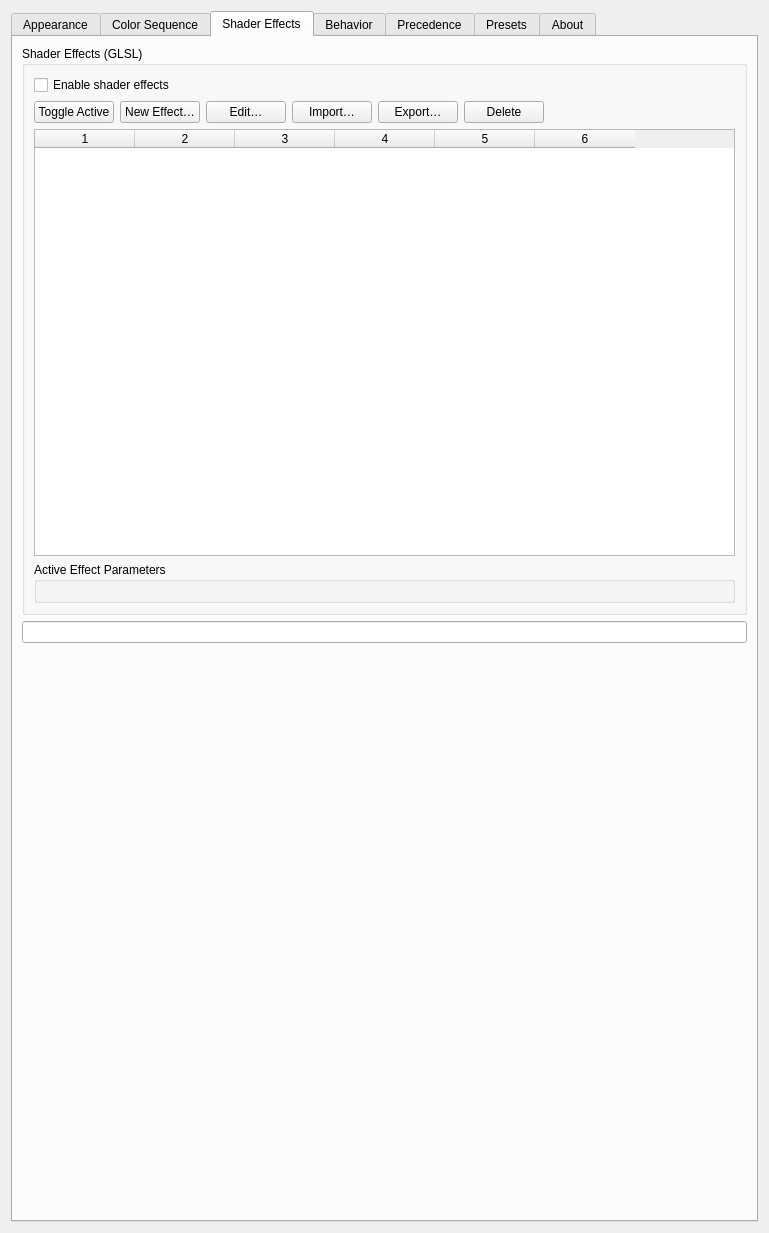
Old version of the form activewindowoutline_config.ui in the repository gmalinowski/LeapK.
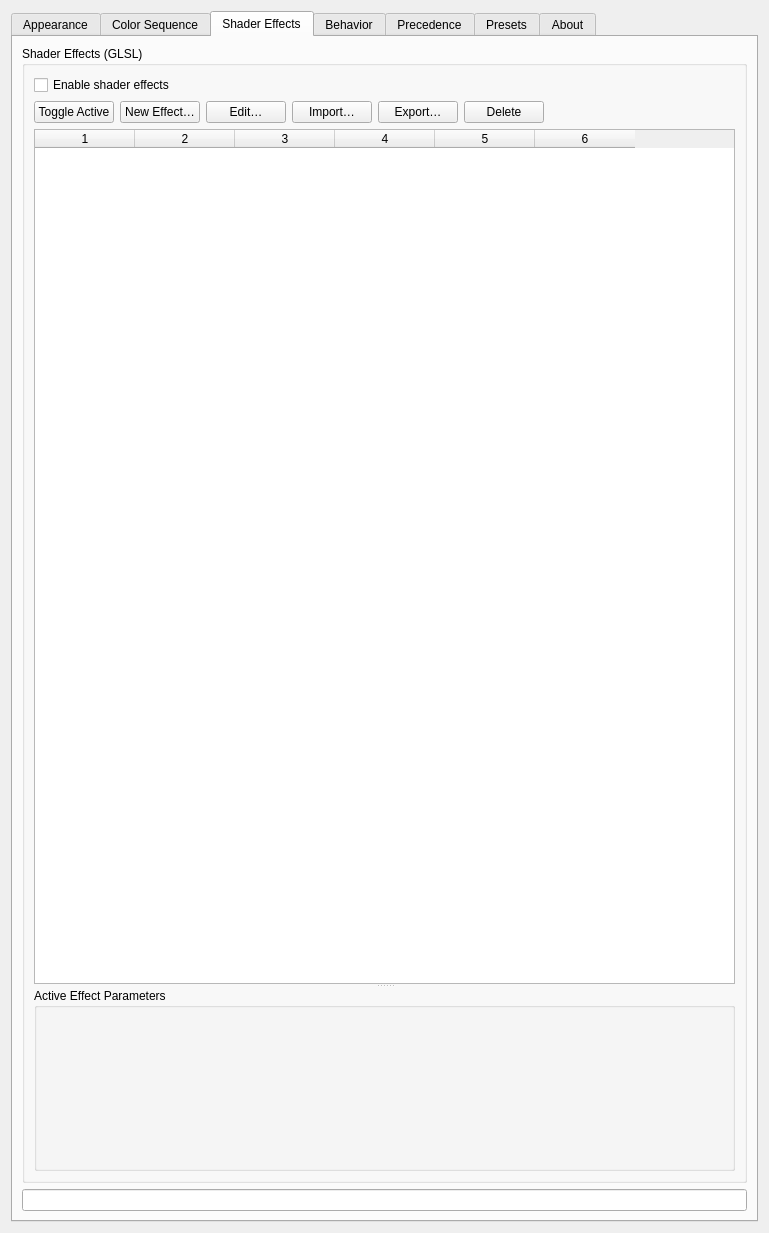
New version of the form. The open tabs and pages were chosen to show the change. Icons and pictures are not drawn. Custom widgets are drawn as their Qt base class.

Commit message: feat(shaders): make shaders list resizable with QSplitter, fix scroll jumps, and use native KDE checkbox

Patch:
```diff
--- a/activewindowoutline_config.ui
+++ b/activewindowoutline_config.ui
@@ -871,11 +871,18 @@
            </layout>
           </item>
           <item>
+           <widget class="QSplitter" name="splitterShaders">
+            <property name="orientation">
+             <enum>Qt::Vertical</enum>
+            </property>
+            <property name="childrenCollapsible">
+             <bool>false</bool>
+            </property>
            <widget class="QTableWidget" name="tableShaders">
             <property name="minimumSize">
              <size>
               <width>0</width>
-              <height>180</height>
+               <height>120</height>
              </size>
             </property>
             <property name="selectionMode">
@@ -888,8 +895,6 @@
              <number>6</number>
             </property>
            </widget>
-          </item>
-          <item>
            <widget class="QGroupBox" name="groupActiveShaderParams">
             <property name="title">
              <string>Active Effect Parameters</string>
@@ -897,6 +902,7 @@
             <layout class="QFormLayout" name="formLayoutShaderParams">
             </layout>
            </widget>
+           </widget>
           </item>
          </layout>
         </widget>
@@ -910,20 +916,6 @@
         </widget>
        </item>
 
-       <item>
-        <spacer name="verticalSpacerEffects">
-         <property name="orientation">
-          <enum>Qt::Vertical</enum>
-         </property>
-         <property name="sizeHint" stdset="0">
-          <size>
-           <width>20</width>
-           <height>40</height>
-          </size>
-         </property>
-        </spacer>
-       </item>
-
       </layout>
      </widget>
 
```
Lines whose indentation alone changed are shown as unchanged. The commit also changes 2 other files.
